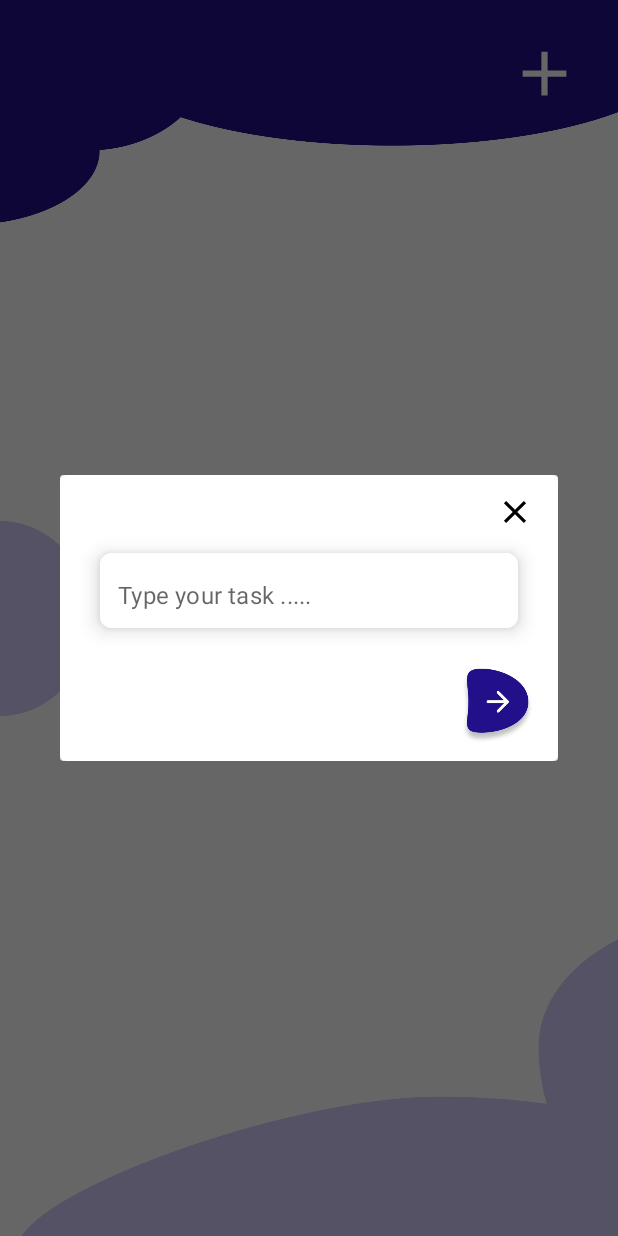
After one commit to vanhoan01/ToDoApp, an Android app: the fragment AddTodoPopupFragment placed in its activity, on a phone screen of 412 x 824 dp. The commit adds this screen. Run offline under Robolectric (Android 15) with nearby library versions, the phone set to English and light mode, and no system bars; our stand-ins replace Firebase (no records; nobody signed in at launch, a user with empty details on screens opened directly).

Commit message:
add task

```diff
--- /dev/null
+++ b/app/src/main/java/com/example/todo/fragments/AddTodoPopupFragment.kt
@@ -0,0 +1,58 @@
+package com.example.todo.fragments
+
+import android.os.Bundle
+import androidx.fragment.app.Fragment
+import android.view.LayoutInflater
+import android.view.View
+import android.view.ViewGroup
+import android.widget.Toast
+import androidx.fragment.app.DialogFragment
+import androidx.navigation.Navigation
+import com.example.todo.R
+import com.example.todo.databinding.FragmentAddTodoPopupBinding
+import com.example.todo.databinding.FragmentHomeBinding
+import com.google.android.material.textfield.TextInputEditText
+import com.google.firebase.auth.FirebaseAuth
+import com.google.firebase.database.FirebaseDatabase
+
+class AddTodoPopupFragment : DialogFragment() {
+    private lateinit var binding: FragmentAddTodoPopupBinding
+    private lateinit var listener: DialogNextBtnClickListeners
+
+    fun setListener(listener: DialogNextBtnClickListeners){
+        this.listener = listener
+    }
+
+    override fun onCreateView(
+        inflater: LayoutInflater, container: ViewGroup?,
+        savedInstanceState: Bundle?
+    ): View? {
+        binding = FragmentAddTodoPopupBinding.inflate(inflater, container, false)
+        return binding.root
+    }
+
+    override fun onViewCreated(view: View, savedInstanceState: Bundle?) {
+        super.onViewCreated(view, savedInstanceState)
+
+        registerEvent()
+    }
+
+    private fun registerEvent(){
+        binding.todoNextBtn.setOnClickListener{
+            var todoTask = binding.todoEt.text.toString().trim()
+            if (todoTask.isNotEmpty()){
+                listener.onSaveTask(todoTask, binding.todoEt)
+            }else{
+                Toast.makeText(context, "Please type some task", Toast.LENGTH_SHORT).show()
+            }
+        }
+
+        binding.todoClose.setOnClickListener{
+            dismiss()
+        }
+    }
+
+    interface DialogNextBtnClickListeners{
+         fun onSaveTask(todo: String, todoEt: TextInputEditText)
+    }
+}
--- a/app/src/main/java/com/example/todo/fragments/HomeFragment.kt
+++ b/app/src/main/java/com/example/todo/fragments/HomeFragment.kt
@@ -5,56 +5,65 @@ import androidx.fragment.app.Fragment
 import android.view.LayoutInflater
 import android.view.View
 import android.view.ViewGroup
+import android.widget.Toast
+import androidx.navigation.NavController
+import androidx.navigation.Navigation
 import com.example.todo.R
+import com.example.todo.databinding.FragmentHomeBinding
+import com.example.todo.databinding.FragmentSignInBinding
+import com.google.android.material.textfield.TextInputEditText
+import com.google.firebase.auth.FirebaseAuth
+import com.google.firebase.database.DatabaseReference
+import com.google.firebase.database.FirebaseDatabase
 
-// TODO: Rename parameter arguments, choose names that match
-// the fragment initialization parameters, e.g. ARG_ITEM_NUMBER
-private const val ARG_PARAM1 = "param1"
-private const val ARG_PARAM2 = "param2"
+class HomeFragment : Fragment(), AddTodoPopupFragment.DialogNextBtnClickListeners {
 
-/**
- * A simple [Fragment] subclass.
- * Use the [HomeFragment.newInstance] factory method to
- * create an instance of this fragment.
- */
-class HomeFragment : Fragment() {
-    // TODO: Rename and change types of parameters
-    private var param1: String? = null
-    private var param2: String? = null
-
-    override fun onCreate(savedInstanceState: Bundle?) {
-        super.onCreate(savedInstanceState)
-        arguments?.let {
-            param1 = it.getString(ARG_PARAM1)
-            param2 = it.getString(ARG_PARAM2)
-        }
-    }
+    private lateinit var auth: FirebaseAuth
+    private lateinit var databaseRef: DatabaseReference
+    private lateinit var navControl: NavController
+    private lateinit var binding: FragmentHomeBinding
+    private lateinit var popUpFragment: AddTodoPopupFragment
 
     override fun onCreateView(
         inflater: LayoutInflater, container: ViewGroup?,
         savedInstanceState: Bundle?
     ): View? {
-        // Inflate the layout for this fragment
-        return inflater.inflate(R.layout.fragment_home, container, false)
+        binding = FragmentHomeBinding.inflate(inflater, container, false)
+        return binding.root
     }
 
-    companion object {
-        /**
-         * Use this factory method to create a new instance of
-         * this fragment using the provided parameters.
-         *
-         * @param param1 Parameter 1.
-         * @param param2 Parameter 2.
-         * @return A new instance of fragment HomeFragment.
-         */
-        // TODO: Rename and change types and number of parameters
-        @JvmStatic
-        fun newInstance(param1: String, param2: String) =
-            HomeFragment().apply {
-                arguments = Bundle().apply {
-                    putString(ARG_PARAM1, param1)
-                    putString(ARG_PARAM2, param2)
-                }
+    override fun onViewCreated(view: View, savedInstanceState: Bundle?) {
+        super.onViewCreated(view, savedInstanceState)
+        init(view)
+        registerEvent()
+    }
+
+    private fun init(view: View){
+        navControl = Navigation.findNavController(view)
+        auth = FirebaseAuth.getInstance()
+        databaseRef = FirebaseDatabase.getInstance().reference.child("Tasks").child(auth.currentUser?.uid.toString())
+    }
+
+    private fun registerEvent(){
+        binding.addTaskBtn.setOnClickListener{
+            popUpFragment = AddTodoPopupFragment()
+            popUpFragment.setListener(this)
+            popUpFragment.show(
+                childFragmentManager,
+                "AddTodoPopupFragment"
+            )
+        }
+    }
+
+    override fun onSaveTask(todo: String, todoEt: TextInputEditText) {
+        databaseRef.push().setValue(todo).addOnCompleteListener {
+            if (it.isSuccessful){
+                Toast.makeText(context, "Todo saved successfully", Toast.LENGTH_SHORT).show()
+                todoEt.text = null
+            }else{
+                Toast.makeText(context, it.exception?.message, Toast.LENGTH_SHORT).show()
             }
+            popUpFragment.dismiss()
+        }
     }
 }
--- a/app/src/main/java/com/example/todo/fragments/SignInFragment.kt
+++ b/app/src/main/java/com/example/todo/fragments/SignInFragment.kt
@@ -45,7 +45,9 @@ class SignInFragment : Fragment() {
         binding.nextBtn.setOnClickListener{
             val email = binding.emailEt.text.toString().trim()
             val pass = binding.passEt.text.toString().trim()
+
             if (email.isNotEmpty() && pass.isNotEmpty() ){
+                binding.progressBar.visibility = View.VISIBLE
                 auth.signInWithEmailAndPassword(email, pass).addOnCompleteListener(
                     OnCompleteListener {
                         if(it.isSuccessful){
@@ -53,9 +55,12 @@ class SignInFragment : Fragment() {
                             navControl.navigate(R.id.action_signInFragment_to_homeFragment)
                         }else{
                             Toast.makeText(context, it.exception?.message, Toast.LENGTH_SHORT).show()
+                            binding.progressBar.visibility = View.GONE
                         }
                     }
                 )
+            }else{
+                Toast.makeText(context, "Empty fields", Toast.LENGTH_SHORT).show()
             }
         }
     }
--- a/app/src/main/java/com/example/todo/fragments/SignUpFragment.kt
+++ b/app/src/main/java/com/example/todo/fragments/SignUpFragment.kt
@@ -50,6 +50,7 @@ class SignUpFragment : Fragment() {
             val verifyPass = binding.verifyPassEt.text.toString().trim()
             if (email.isNotEmpty() && pass.isNotEmpty() && verifyPass.isNotEmpty()){
                 if(pass == verifyPass){
+                    binding.progressBar.visibility = View.VISIBLE
                     auth.createUserWithEmailAndPassword(email, pass).addOnCompleteListener(
                         OnCompleteListener {
                             if(it.isSuccessful){
@@ -58,9 +59,14 @@ class SignUpFragment : Fragment() {
                             }else{
                                 Toast.makeText(context, it.exception?.message, Toast.LENGTH_SHORT).show()
                             }
+                            binding.progressBar.visibility = View.GONE
                         }
                     )
+                }else{
+                    Toast.makeText(context, "Password doesn't match", Toast.LENGTH_SHORT).show()
                 }
+            }else{
+                Toast.makeText(context, "Empty fields", Toast.LENGTH_SHORT).show()
             }
         }
     }
--- /dev/null
+++ b/app/src/main/res/drawable/ic_baseline_add_.xml
@@ -0,0 +1,5 @@
+<vector android:height="24dp" android:tint="#FFFFFF"
+    android:viewportHeight="24" android:viewportWidth="24"
+    android:width="24dp" xmlns:android="http://schemas.android.com/apk/res/android">
+    <path android:fillColor="@android:color/white" android:pathData="M19,13h-6v6h-2v-6H5v-2h6V5h2v6h6v2z"/>
+</vector>
--- /dev/null
+++ b/app/src/main/res/drawable/ic_baseline_add_24.xml
@@ -0,0 +1,5 @@
+<vector android:height="24dp" android:tint="#FFFFFF"
+    android:viewportHeight="24" android:viewportWidth="24"
+    android:width="24dp" xmlns:android="http://schemas.android.com/apk/res/android">
+    <path android:fillColor="@android:color/white" android:pathData="M19,13h-6v6h-2v-6H5v-2h6V5h2v6h6v2z"/>
+</vector>
--- /dev/null
+++ b/app/src/main/res/drawable/ic_baseline_close_24.xml
@@ -0,0 +1,5 @@
+<vector android:height="24dp" android:tint="#000000"
+    android:viewportHeight="24" android:viewportWidth="24"
+    android:width="24dp" xmlns:android="http://schemas.android.com/apk/res/android">
+    <path android:fillColor="@android:color/white" android:pathData="M19,6.41L17.59,5 12,10.59 6.41,5 5,6.41 10.59,12 5,17.59 6.41,19 12,13.41 17.59,19 19,17.59 13.41,12z"/>
+</vector>
--- /dev/null
+++ b/app/src/main/res/layout/fragment_add_todo_popup.xml
@@ -0,0 +1,69 @@
+<?xml version="1.0" encoding="utf-8"?>
+<com.google.android.material.card.MaterialCardView xmlns:android="http://schemas.android.com/apk/res/android"
+    xmlns:app="http://schemas.android.com/apk/res-auto"
+    xmlns:tools="http://schemas.android.com/tools"
+    android:layout_width="400dp"
+    android:layout_height="wrap_content"
+    tools:context=".fragments.AddTodoPopupFragment">
+
+
+    <androidx.constraintlayout.widget.ConstraintLayout
+        android:layout_width="match_parent"
+        android:layout_height="wrap_content">
+
+        <ImageView
+            android:id="@+id/todoClose"
+            android:layout_width="25dp"
+            android:layout_height="25dp"
+            android:layout_marginTop="12dp"
+            android:src="@drawable/ic_baseline_close_24"
+            app:layout_constraintEnd_toEndOf="@+id/cardView1"
+            app:layout_constraintTop_toTopOf="parent" />
+
+        <com.google.android.material.card.MaterialCardView
+            android:id="@+id/cardView1"
+            android:layout_width="300dp"
+            android:layout_height="wrap_content"
+            android:layout_marginHorizontal="16dp"
+            app:cardCornerRadius="8dp"
+            app:cardElevation="8dp"
+            app:cardUseCompatPadding="true"
+            app:layout_constraintEnd_toEndOf="parent"
+            app:layout_constraintHorizontal_bias="0.5"
+            app:layout_constraintStart_toStartOf="parent"
+            app:layout_constraintTop_toBottomOf="@+id/todoClose">
+
+            <com.google.android.material.textfield.TextInputLayout
+                android:layout_width="match_parent"
+                android:layout_height="50dp"
+                android:background="@color/white"
+                app:boxStrokeWidth="0dp"
+                app:boxStrokeWidthFocused="0dp"
+                app:hintEnabled="false">
+
+                <com.google.android.material.textfield.TextInputEditText
+                    android:id="@+id/todoEt"
+                    android:layout_width="match_parent"
+                    android:layout_height="50dp"
+                    android:background="@color/white"
+                    android:hint="@string/type_your_task"
+                    android:inputType="textEmailAddress"
+                    android:paddingStart="12dp"
+                    android:paddingTop="15dp" />
+            </com.google.android.material.textfield.TextInputLayout>
+
+        </com.google.android.material.card.MaterialCardView>
+
+        <ImageView
+            android:id="@+id/todoNextBtn"
+            android:layout_width="50dp"
+            android:layout_height="50dp"
+            android:src="@drawable/btn"
+            app:layout_constraintBottom_toBottomOf="parent"
+            android:layout_marginBottom="12dp"
+            app:layout_constraintTop_toBottomOf="@+id/cardView1"
+            app:layout_constraintEnd_toEndOf="@+id/cardView1"
+            android:layout_marginTop="12dp"/>
+    </androidx.constraintlayout.widget.ConstraintLayout>
+
+</com.google.android.material.card.MaterialCardView>
--- a/app/src/main/res/layout/fragment_home.xml
+++ b/app/src/main/res/layout/fragment_home.xml
@@ -1,14 +1,68 @@
 <?xml version="1.0" encoding="utf-8"?>
-<FrameLayout xmlns:android="http://schemas.android.com/apk/res/android"
+<androidx.constraintlayout.widget.ConstraintLayout xmlns:android="http://schemas.android.com/apk/res/android"
+    xmlns:app="http://schemas.android.com/apk/res-auto"
     xmlns:tools="http://schemas.android.com/tools"
     android:layout_width="match_parent"
     android:layout_height="match_parent"
     tools:context=".fragments.HomeFragment">
 
-    <!-- TODO: Update blank fragment layout -->
-    <TextView
-        android:layout_width="match_parent"
-        android:layout_height="match_parent"
-        android:text="@string/hello_blank_fragment" />
+    <ImageView
+        android:id="@+id/imageView"
+        android:layout_width="wrap_content"
+        android:layout_height="150dp"
+        android:scaleType="fitXY"
+        android:src="@drawable/design_one"
+        app:layout_constraintEnd_toEndOf="parent"
+        app:layout_constraintHorizontal_bias="0.5"
+        app:layout_constraintStart_toStartOf="parent"
+        app:layout_constraintTop_toTopOf="parent" />
 
-</FrameLayout>
+    <ImageView
+        android:id="@+id/addTaskBtn"
+        android:layout_width="50dp"
+        android:layout_height="50dp"
+        android:layout_marginTop="24dp"
+        android:layout_marginEnd="24dp"
+        android:src="@drawable/ic_baseline_add_24"
+        app:layout_constraintEnd_toEndOf="parent"
+        app:layout_constraintTop_toTopOf="parent" />
+
+
+    <ImageView
+        android:id="@+id/imageView2"
+        android:layout_width="60dp"
+        android:layout_height="130dp"
+        android:scaleType="fitXY"
+        android:src="@drawable/ellipse_one"
+        app:layout_constraintBottom_toBottomOf="parent"
+        app:layout_constraintStart_toStartOf="parent"
+        app:layout_constraintTop_toTopOf="parent" />
+
+
+    <ImageView
+        android:id="@+id/imageView3"
+        android:layout_width="0dp"
+        android:layout_height="210dp"
+        android:layout_marginStart="12dp"
+        android:scaleType="fitXY"
+        android:src="@drawable/design_two"
+        app:layout_constraintBottom_toBottomOf="parent"
+        app:layout_constraintEnd_toEndOf="parent"
+        app:layout_constraintHorizontal_bias="0.5"
+        app:layout_constraintStart_toStartOf="parent" />
+
+
+    <androidx.recyclerview.widget.RecyclerView
+        android:id="@+id/mainRecyclerView"
+        android:layout_width="0dp"
+        android:layout_height="0dp"
+        android:layout_marginTop="42dp"
+        app:layout_constraintBottom_toBottomOf="parent"
+        app:layout_constraintEnd_toEndOf="parent"
+        app:layout_constraintHorizontal_bias="0.0"
+        app:layout_constraintStart_toStartOf="parent"
+        app:layout_constraintTop_toBottomOf="@id/addTaskBtn"
+        app:layout_constraintVertical_bias="0.0" />
+
+
+</androidx.constraintlayout.widget.ConstraintLayout>
```
Also changed, not shown: app/src/main/res/layout/fragment_sign_in.xml (+14 -0 lines), app/src/main/res/layout/fragment_sign_up.xml (+15 -0 lines).
